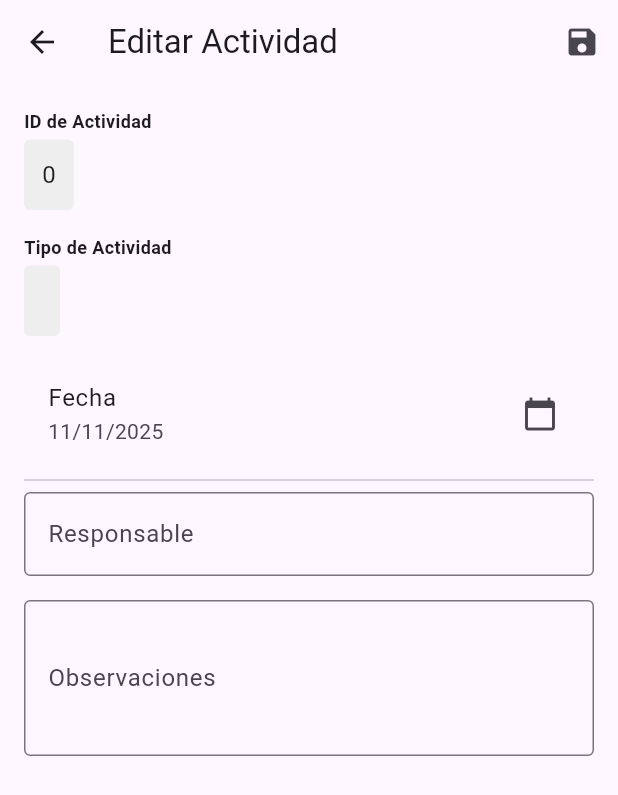
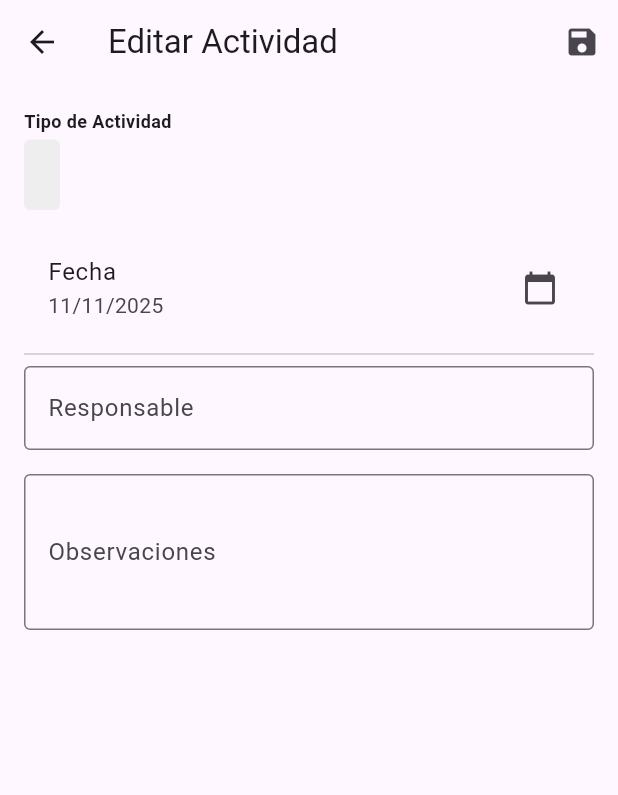
Before and after one commit to Antonydelgadoestrada/flutter_application_1, a Flutter app: the EditarActividadPage screen opened directly with empty values, on a phone screen of 412 x 824 dp. Shown: the top 795 px of the screen. Run offline on Flutter 3.47's test engine with Material 3 defaults, Android fonts, the phone set to English and light mode, and no system bars; our stand-ins replace cloud_firestore, firebase_core, shared_preferences, sqflite; missing offline and left inert: excel; accounts and stored records are empty.

Commit message:
feat: Actualizar lógica de actualización de riegos, fertilizaciones y cosechas para usar actividadId; eliminar campos no editables en el formulario de edición de actividad

```diff
--- a/lib/editar_actividad.dart
+++ b/lib/editar_actividad.dart
@@ -126,34 +126,7 @@ class _EditarActividadPageState extends State<EditarActividadPage> {
                 child: Column(
                   crossAxisAlignment: CrossAxisAlignment.start,
                   children: [
-                    // ID (solo lectura, no editable)
-                    Padding(
-                      padding: const EdgeInsets.only(bottom: 16.0),
-                      child: Column(
-                        crossAxisAlignment: CrossAxisAlignment.start,
-                        children: [
-                          const Text(
-                            'ID de Actividad',
-                            style: TextStyle(
-                              fontWeight: FontWeight.bold,
-                              fontSize: 12,
-                            ),
-                          ),
-                          const SizedBox(height: 4),
-                          Container(
-                            padding: const EdgeInsets.all(12),
-                            decoration: BoxDecoration(
-                              color: Colors.grey[200],
-                              borderRadius: BorderRadius.circular(4),
-                            ),
-                            child: Text(
-                              _idActividad?.toString() ?? 'N/A',
-                              style: const TextStyle(fontSize: 16),
-                            ),
-                          ),
-                        ],
-                      ),
-                    ),
+                    // Nota: el ID interno no se muestra ni se edita en este formulario.
 
                     // Tipo de actividad (no editable)
                     Padding(
@@ -248,7 +221,19 @@ class _EditarActividadPageState extends State<EditarActividadPage> {
                         style: Theme.of(context).textTheme.titleMedium,
                       ),
                       const SizedBox(height: 8),
-                      ..._detalles!.entries.map(
+                      // Excluir campos metadata/relacionales que no deben editarse aquí
+                      ..._detalles!.entries
+                          .where(
+                            (e) => !{
+                              'id',
+                              'actividadId',
+                              'id_remoto',
+                              'sync_status',
+                              'updated_at',
+                              'deleted_at',
+                            }.contains(e.key),
+                          )
+                          .map(
                             (e) => Padding(
                               padding: const EdgeInsets.symmetric(vertical: 4),
                               child: TextFormField(
@@ -276,6 +261,7 @@ class _EditarActividadPageState extends State<EditarActividadPage> {
   @override
   void dispose() {
     _observacionesController.dispose();
+    _responsableController.dispose();
     super.dispose();
   }
 }
```
Also changed, not shown: lib/database_actividades.dart (+48 -9 lines). Lines whose indentation alone changed are shown as unchanged.
